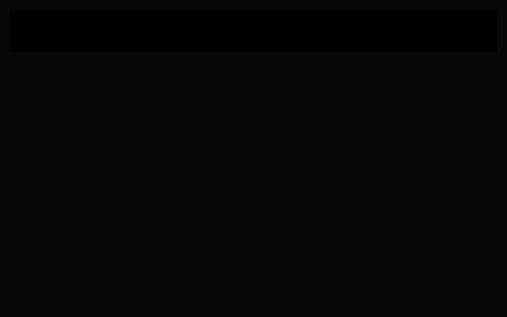
This is gui/main_window.ui in Brian-Almada/empacuentas as Qt 5 draws it before an edit. The edited form follows.
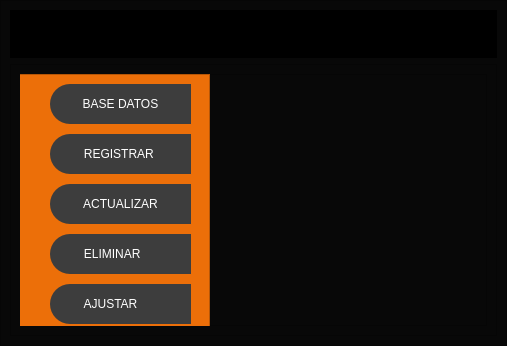
This is the edited form. Icons and pictures are not drawn.

Commit message: Agregar botones y nuevas cosas a la gui

```diff
--- a/gui/main_window.ui
+++ b/gui/main_window.ui
@@ -7,7 +7,7 @@
     <x>0</x>
     <y>0</y>
     <width>507</width>
-    <height>317</height>
+    <height>346</height>
    </rect>
   </property>
   <property name="windowTitle">
@@ -43,11 +43,11 @@
       </property>
       <layout class="QVBoxLayout" name="verticalLayout_2" stretch="1,8">
        <item>
-        <widget class="QFrame" name="frame_1superior">
+        <widget class="QFrame" name="frame_superior">
          <property name="minimumSize">
           <size>
            <width>0</width>
-           <height>42</height>
+           <height>48</height>
           </size>
          </property>
          <property name="styleSheet">
@@ -71,15 +71,114 @@
          <property name="frameShadow">
           <enum>QFrame::Raised</enum>
          </property>
-         <widget class="QPushButton" name="pushButton">
-          <property name="geometry">
-           <rect>
-            <x>430</x>
-            <y>0</y>
-            <width>56</width>
+         <layout class="QHBoxLayout" name="horizontalLayout">
+          <item>
+           <widget class="QPushButton" name="bt_menu">
+            <property name="minimumSize">
+             <size>
+              <width>200</width>
+              <height>0</height>
+             </size>
+            </property>
+            <property name="text">
+             <string/>
+            </property>
+            <property name="icon">
+             <iconset>
+              <normaloff>../../OneDrive/Imágenes/menu.svg</normaloff>../../OneDrive/Imágenes/menu.svg</iconset>
+            </property>
+            <property name="iconSize">
+             <size>
+              <width>38</width>
+              <height>25</height>
+             </size>
+            </property>
+           </widget>
+          </item>
+          <item>
+           <spacer name="horizontalSpacer">
+            <property name="orientation">
+             <enum>Qt::Horizontal</enum>
+            </property>
+            <property name="sizeHint" stdset="0">
+             <size>
+              <width>100</width>
+              <height>20</height>
+             </size>
+            </property>
+           </spacer>
+          </item>
+          <item>
+           <widget class="QPushButton" name="bt_minimizar">
+            <property name="minimumSize">
+             <size>
+              <width>40</width>
             <height>40</height>
-           </rect>
-          </property>
+             </size>
+            </property>
+            <property name="text">
+             <string/>
+            </property>
+            <property name="icon">
+             <iconset>
+              <normaloff>../../OneDrive/Imágenes/minus.svg</normaloff>../../OneDrive/Imágenes/minus.svg</iconset>
+            </property>
+            <property name="iconSize">
+             <size>
+              <width>38</width>
+              <height>38</height>
+             </size>
+            </property>
+           </widget>
+          </item>
+          <item>
+           <widget class="QPushButton" name="bt_restaurar">
+            <property name="minimumSize">
+             <size>
+              <width>40</width>
+              <height>40</height>
+             </size>
+            </property>
+            <property name="text">
+             <string/>
+            </property>
+            <property name="icon">
+             <iconset>
+              <normaloff>../../OneDrive/Imágenes/restart.svg</normaloff>../../OneDrive/Imágenes/restart.svg</iconset>
+            </property>
+            <property name="iconSize">
+             <size>
+              <width>38</width>
+              <height>38</height>
+             </size>
+            </property>
+           </widget>
+          </item>
+          <item>
+           <widget class="QPushButton" name="bt_maximizar">
+            <property name="minimumSize">
+             <size>
+              <width>40</width>
+              <height>40</height>
+             </size>
+            </property>
+            <property name="text">
+             <string/>
+            </property>
+            <property name="icon">
+             <iconset>
+              <normaloff>../../OneDrive/Imágenes/maximize-2.svg</normaloff>../../OneDrive/Imágenes/maximize-2.svg</iconset>
+            </property>
+            <property name="iconSize">
+             <size>
+              <width>38</width>
+              <height>38</height>
+             </size>
+            </property>
+           </widget>
+          </item>
+          <item>
+           <widget class="QPushButton" name="bt_cerrar">
           <property name="minimumSize">
            <size>
             <width>40</width>
@@ -100,27 +199,125 @@
            </size>
           </property>
          </widget>
+          </item>
+         </layout>
+        </widget>
+       </item>
+       <item>
+        <widget class="QFrame" name="frame_contenido">
+         <property name="frameShape">
+          <enum>QFrame::StyledPanel</enum>
+         </property>
+         <property name="frameShadow">
+          <enum>QFrame::Raised</enum>
+         </property>
+         <layout class="QHBoxLayout" name="horizontalLayout_2">
+          <item>
+           <widget class="QFrame" name="frame_paginas">
+            <property name="frameShape">
+             <enum>QFrame::StyledPanel</enum>
+            </property>
+            <property name="frameShadow">
+             <enum>QFrame::Raised</enum>
+            </property>
+            <widget class="QFrame" name="frame_control">
+             <property name="geometry">
+              <rect>
+               <x>-10</x>
+               <y>0</y>
+               <width>200</width>
+               <height>271</height>
+              </rect>
+             </property>
+             <property name="minimumSize">
+              <size>
+               <width>200</width>
+               <height>0</height>
+              </size>
+             </property>
+             <property name="maximumSize">
+              <size>
+               <width>0</width>
+               <height>16777215</height>
+              </size>
+             </property>
+             <property name="styleSheet">
+              <string notr="true">QFrame{
+background-color: rgb(236, 111, 9);
+}
+
+QPushButton{
+background-color: rgb(61, 61, 61);
+border-top-left-radius: 20px;
+border-bottom-left-radius: 20px;
+color: rgb(255, 255, 255);
+font: 77 10pt &quot;Arial Black&quot;;
+}
+
+QPushButton:hover{
+background-color: white;
+border-top-left-radius: 20px;
+border-bottom-left-radius: 20px;
+color: rgb(0, 0, 0);
+font: 77 10pt &quot;Arial Black&quot;;
+}</string>
+             </property>
+             <property name="frameShape">
+              <enum>QFrame::StyledPanel</enum>
+             </property>
+             <property name="frameShadow">
+              <enum>QFrame::Raised</enum>
+             </property>
+             <widget class="QPushButton" name="bt_basedatos">
+              <property name="geometry">
+               <rect>
+                <x>40</x>
+                <y>10</y>
+                <width>141</width>
+                <height>40</height>
+               </rect>
+              </property>
+              <property name="minimumSize">
+               <size>
+                <width>0</width>
+                <height>40</height>
+               </size>
+              </property>
+              <property name="text">
+               <string>BASE DATOS</string>
+              </property>
+              <property name="icon">
+               <iconset>
+                <normaloff>../../OneDrive/Imágenes/database.svg</normaloff>../../OneDrive/Imágenes/database.svg</iconset>
+              </property>
+              <property name="iconSize">
+               <size>
+                <width>38</width>
+                <height>38</height>
+               </size>
+              </property>
+             </widget>
          <widget class="QPushButton" name="pushButton_2">
           <property name="geometry">
            <rect>
-            <x>380</x>
-            <y>0</y>
-            <width>56</width>
+                <x>40</x>
+                <y>60</y>
+                <width>141</width>
             <height>40</height>
            </rect>
           </property>
           <property name="minimumSize">
            <size>
-            <width>40</width>
+                <width>0</width>
             <height>40</height>
            </size>
           </property>
           <property name="text">
-           <string/>
+               <string>REGISTRAR </string>
           </property>
           <property name="icon">
            <iconset>
-            <normaloff>../../OneDrive/Imágenes/maximize-2.svg</normaloff>../../OneDrive/Imágenes/maximize-2.svg</iconset>
+                <normaloff>../../OneDrive/Imágenes/registrar.svg</normaloff>../../OneDrive/Imágenes/registrar.svg</iconset>
           </property>
           <property name="iconSize">
            <size>
@@ -132,24 +329,24 @@
          <widget class="QPushButton" name="pushButton_3">
           <property name="geometry">
            <rect>
-            <x>320</x>
-            <y>0</y>
-            <width>56</width>
+                <x>40</x>
+                <y>110</y>
+                <width>141</width>
             <height>40</height>
            </rect>
           </property>
           <property name="minimumSize">
            <size>
-            <width>40</width>
+                <width>0</width>
             <height>40</height>
            </size>
           </property>
           <property name="text">
-           <string/>
+               <string>ACTUALIZAR</string>
           </property>
           <property name="icon">
            <iconset>
-            <normaloff>../../OneDrive/Imágenes/minimize-2.svg</normaloff>../../OneDrive/Imágenes/minimize-2.svg</iconset>
+                <normaloff>../../OneDrive/Imágenes/actualizar.svg</normaloff>../../OneDrive/Imágenes/actualizar.svg</iconset>
           </property>
           <property name="iconSize">
            <size>
@@ -161,24 +358,24 @@
          <widget class="QPushButton" name="pushButton_4">
           <property name="geometry">
            <rect>
-            <x>270</x>
-            <y>0</y>
-            <width>56</width>
+                <x>40</x>
+                <y>160</y>
+                <width>141</width>
             <height>40</height>
            </rect>
           </property>
           <property name="minimumSize">
            <size>
-            <width>40</width>
+                <width>0</width>
             <height>40</height>
            </size>
           </property>
           <property name="text">
-           <string/>
+               <string>ELIMINAR     </string>
           </property>
           <property name="icon">
            <iconset>
-            <normaloff>../../OneDrive/Imágenes/minus.svg</normaloff>../../OneDrive/Imágenes/minus.svg</iconset>
+                <normaloff>../../OneDrive/Imágenes/eliminar.svg</normaloff>../../OneDrive/Imágenes/eliminar.svg</iconset>
           </property>
           <property name="iconSize">
            <size>
@@ -186,17 +383,40 @@
             <height>38</height>
            </size>
           </property>
+             </widget>
+             <widget class="QPushButton" name="pushButton_5">
+              <property name="geometry">
+               <rect>
+                <x>40</x>
+                <y>210</y>
+                <width>141</width>
+                <height>40</height>
+               </rect>
+              </property>
+              <property name="minimumSize">
+               <size>
+                <width>0</width>
+                <height>40</height>
+               </size>
+              </property>
+              <property name="text">
+               <string>AJUSTAR      </string>
+              </property>
+              <property name="icon">
+               <iconset>
+                <normaloff>../../OneDrive/Imágenes/ajustar.svg</normaloff>../../OneDrive/Imágenes/ajustar.svg</iconset>
+              </property>
+              <property name="iconSize">
+               <size>
+                <width>38</width>
+                <height>38</height>
+               </size>
+              </property>
+             </widget>
          </widget>
         </widget>
        </item>
-       <item>
-        <widget class="QFrame" name="frame_2contenido">
-         <property name="frameShape">
-          <enum>QFrame::StyledPanel</enum>
-         </property>
-         <property name="frameShadow">
-          <enum>QFrame::Raised</enum>
-         </property>
+         </layout>
         </widget>
        </item>
       </layout>
```
Lines whose indentation alone changed are shown as unchanged.
